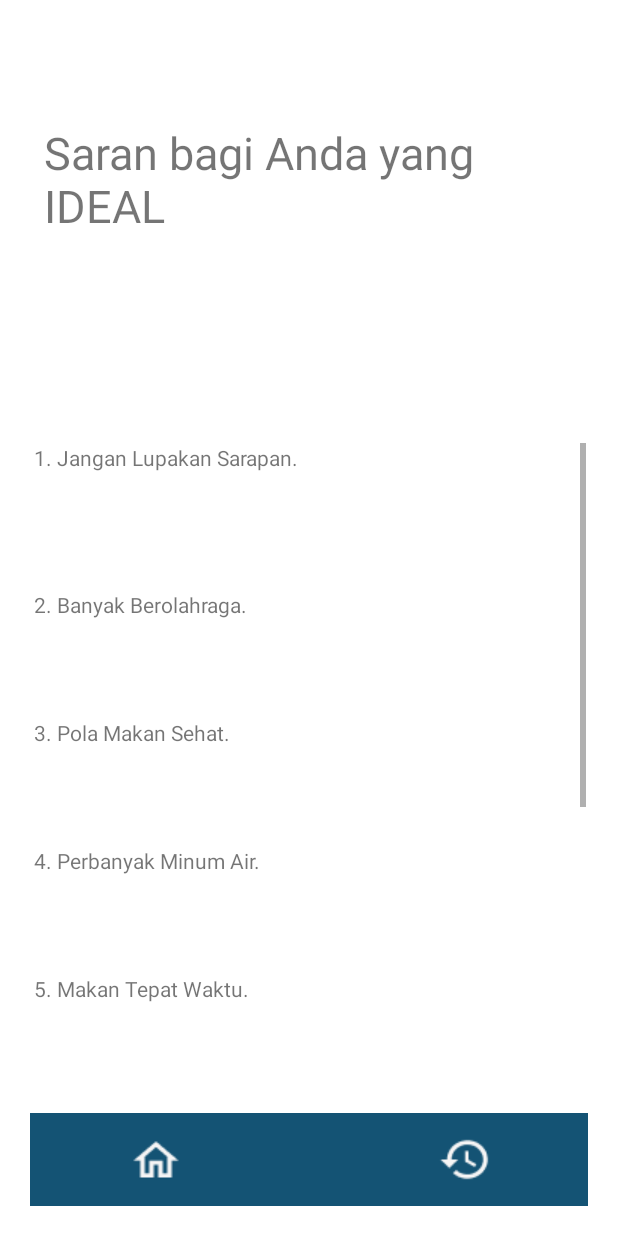
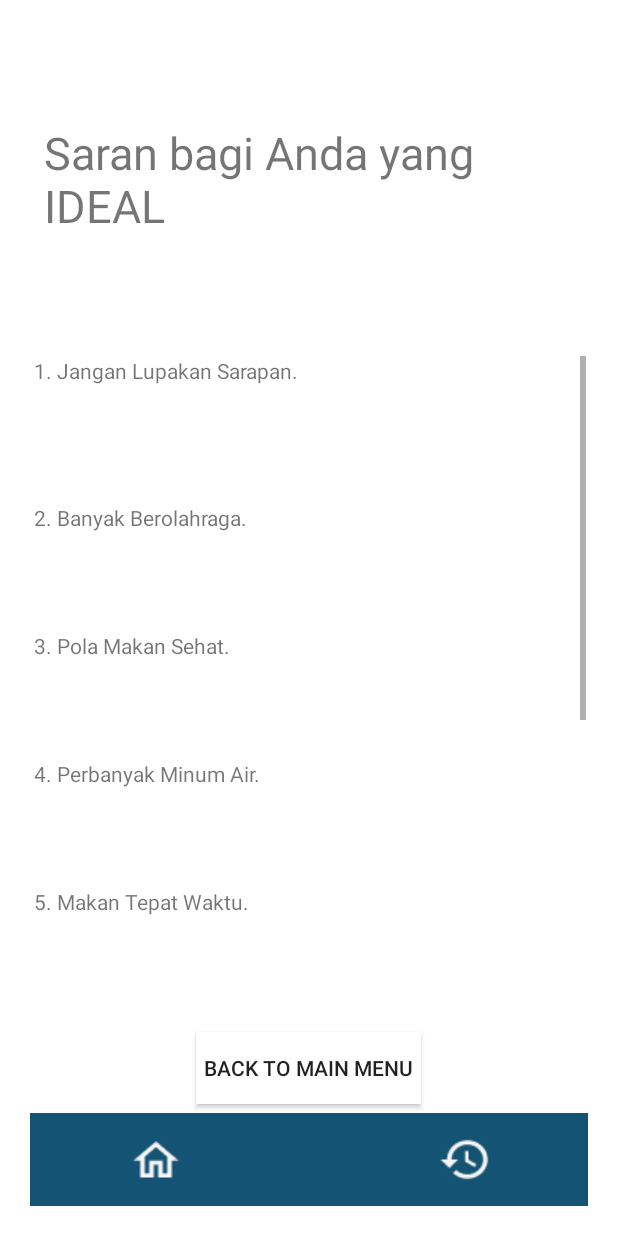
Before and after one commit to robertusbagaskara/android-bmi-workout-app, an Android app: the TipsActivity screen opened directly, with no data from a screen before it, on a phone screen of 412 x 824 dp. Run offline under Robolectric (Android 15) with nearby library versions, the phone set to English and light mode, and no system bars.

Commit message:
Update TipsActivity.java

```diff
--- a/app/src/main/java/com/example/ta_pam/TipsActivity.java
+++ b/app/src/main/java/com/example/ta_pam/TipsActivity.java
@@ -38,8 +38,6 @@ public class TipsActivity extends AppCompatActivity {
         btnHistory = findViewById(R.id.btnHistory);
         btnHome = findViewById(R.id.btnHome);
 
-        //Boleh dihapus ya kak back to calculatornya
-        backtocalculator.setVisibility(View.GONE);
 
         String weightOld = sharedPreferences.getString("weightField", "0");
         String heightOld = sharedPreferences.getString("heightField", "0");
```
